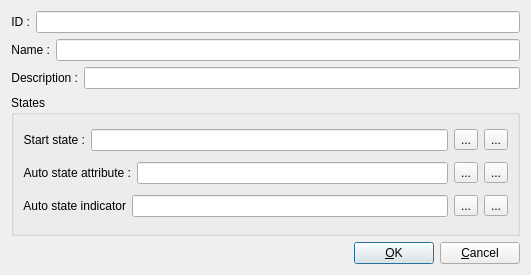
Before: the Qt Designer form ddocclient/kksgui/ui/kks_life_cycle_form.ui in YuriyRusinov/reper, drawn with Qt 5.
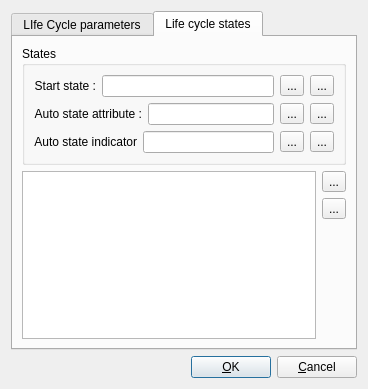
After: the same form once the commit is applied. The open tabs and pages were chosen to show the change.

Commit message: Life cycle form initialization.

The edit to the form file:
```diff
--- a/ddocclient/kksgui/ui/kks_life_cycle_form.ui
+++ b/ddocclient/kksgui/ui/kks_life_cycle_form.ui
@@ -6,14 +6,24 @@
    <rect>
     <x>0</x>
     <y>0</y>
-    <width>531</width>
-    <height>275</height>
+    <width>368</width>
+    <height>389</height>
    </rect>
   </property>
   <property name="windowTitle">
    <string>Life Cycle</string>
   </property>
-  <layout class="QGridLayout" name="gridLayout_2">
+  <layout class="QGridLayout" name="gridLayout_5">
+   <item row="0" column="0">
+    <widget class="QTabWidget" name="lCTabW">
+     <property name="currentIndex">
+      <number>0</number>
+     </property>
+     <widget class="QWidget" name="tab_life_cycle">
+      <attribute name="title">
+       <string>LIfe Cycle parameters</string>
+      </attribute>
+      <layout class="QGridLayout" name="gridLayout_4">
    <item row="0" column="0">
     <layout class="QHBoxLayout" name="hIdLay">
      <item>
@@ -70,6 +80,26 @@
     </layout>
    </item>
    <item row="3" column="0">
+        <spacer name="vLcSpacer">
+         <property name="orientation">
+          <enum>Qt::Vertical</enum>
+         </property>
+         <property name="sizeHint" stdset="0">
+          <size>
+           <width>20</width>
+           <height>224</height>
+          </size>
+         </property>
+        </spacer>
+       </item>
+      </layout>
+     </widget>
+     <widget class="QWidget" name="tab_life_cycle_states">
+      <attribute name="title">
+       <string>Life cycle states</string>
+      </attribute>
+      <layout class="QGridLayout" name="gridLayout_3">
+       <item row="0" column="0">
     <widget class="QGroupBox" name="gbState">
      <property name="title">
       <string>States</string>
@@ -189,7 +219,51 @@
      </layout>
     </widget>
    </item>
-   <item row="4" column="0">
+       <item row="1" column="0">
+        <layout class="QGridLayout" name="gridStateLay">
+         <item row="1" column="1">
+          <widget class="QToolButton" name="tbDelState">
+           <property name="toolTip">
+            <string>Delete state from life cycle</string>
+           </property>
+           <property name="text">
+            <string>...</string>
+           </property>
+          </widget>
+         </item>
+         <item row="2" column="1">
+          <spacer name="vStateButtonsSpacer">
+           <property name="orientation">
+            <enum>Qt::Vertical</enum>
+           </property>
+           <property name="sizeHint" stdset="0">
+            <size>
+             <width>20</width>
+             <height>40</height>
+            </size>
+           </property>
+          </spacer>
+         </item>
+         <item row="0" column="0" rowspan="3">
+          <widget class="QTreeView" name="tvStates"/>
+         </item>
+         <item row="0" column="1">
+          <widget class="QToolButton" name="tbAddState">
+           <property name="toolTip">
+            <string>Add state to life cycle</string>
+           </property>
+           <property name="text">
+            <string>...</string>
+           </property>
+          </widget>
+         </item>
+        </layout>
+       </item>
+      </layout>
+     </widget>
+    </widget>
+   </item>
+   <item row="1" column="0">
     <layout class="QHBoxLayout" name="hButtonslLayout">
      <item>
       <spacer name="hButtonlSpacer">
```
Left out of the diff: 4 changed lines with no effect on the pictures. Lines whose indentation alone changed are shown as unchanged. The commit also changes 2 other files.
